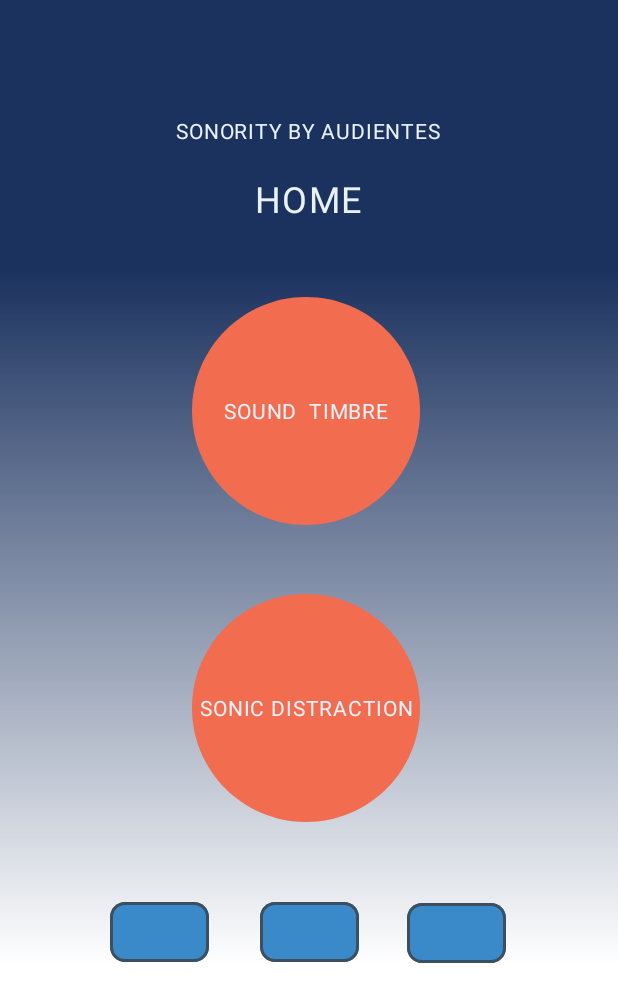
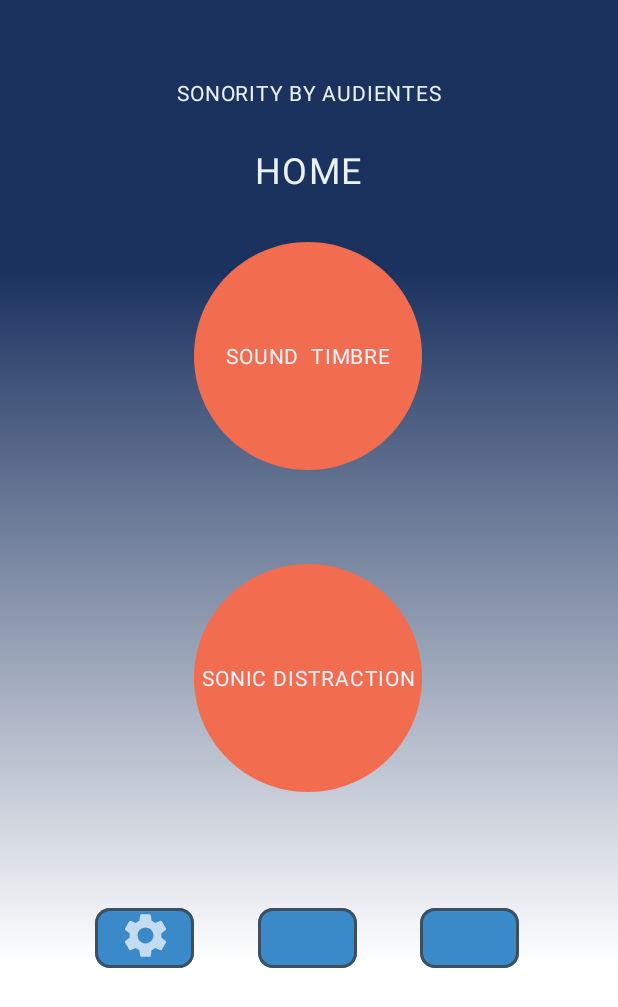
Before and after one commit to emillarsen0708/C4-Audientes, an Android app: the screen it shows after launch (MainActivity), on a phone screen of 412 x 824 dp. Shown: the top 1007 px of the screen. Run offline under Robolectric (Android 15) with nearby library versions, the phone set to English and light mode, and no system bars.

Commit message:
First commit

```diff
--- a/app/src/main/AndroidManifest.xml
+++ b/app/src/main/AndroidManifest.xml
@@ -6,7 +6,7 @@
         android:allowBackup="true"
         android:label="@string/app_name"
         android:supportsRtl="true"
-        android:theme="@style/AppTheme">>
+        android:theme="@style/AppTheme">
         <activity android:name=".MainActivity">
             <intent-filter>
                 <action android:name="android.intent.action.MAIN" />
--- a/app/src/main/res/layout/activity_main.xml
+++ b/app/src/main/res/layout/activity_main.xml
@@ -12,10 +12,9 @@
         android:layout_alignParentStart="true"
         android:layout_alignParentLeft="true"
         android:layout_alignParentTop="true"
-
-        android:layout_marginStart="111dp"
-        android:layout_marginLeft="111dp"
-        android:layout_marginTop="77dp"
+        android:layout_marginStart="112dp"
+        android:layout_marginLeft="112dp"
+        android:layout_marginTop="52dp"
         android:gravity="center_horizontal|center_vertical"
         android:text="SONORITY BY AUDIENTES"
         android:textAppearance="@style/sonority_by" />
@@ -27,7 +26,7 @@
         android:layout_alignParentLeft="true"
         android:layout_alignParentTop="true"
         android:layout_marginLeft="144dp"
-        android:layout_marginTop="115dp"
+        android:layout_marginTop="96dp"
         android:gravity="center_horizontal|center_vertical"
         android:text="HOME"
         android:textAppearance="@style/home" />
@@ -38,13 +37,14 @@
         android:layout_height="152dp"
         android:layout_alignParentLeft="true"
         android:layout_alignParentTop="true"
-        android:layout_marginLeft="128dp"
-        android:layout_marginTop="198dp"
+        android:layout_marginLeft="129dp"
+        android:layout_marginTop="161dp"
         android:background="@xml/home_ellipse"
         android:elevation="50dp"
         android:gravity="center_horizontal|center_vertical"
         android:text="SOUND  TIMBRE"
         android:textAppearance="@style/sonic_distr" />
+
 
     <Button
         android:id="@+id/home_button2"
@@ -52,14 +52,13 @@
         android:layout_height="152dp"
         android:layout_alignParentLeft="true"
         android:layout_alignParentTop="true"
-        android:layout_marginLeft="128dp"
-        android:layout_marginTop="396dp"
+        android:layout_marginLeft="129dp"
+        android:layout_marginTop="376dp"
         android:background="@xml/home_ellipse"
         android:elevation="50dp"
         android:gravity="center_horizontal|center_vertical"
         android:text="SONIC DISTRACTION"
         android:textAppearance="@style/sonic_distr" />
-
 
     <Button
         android:id="@+id/home_rectangle1"
@@ -67,19 +66,20 @@
         android:layout_height="40dp"
         android:layout_alignParentLeft="true"
         android:layout_alignParentTop="true"
-        android:layout_marginLeft="73dp"
-        android:layout_marginTop="601dp"
+        android:layout_marginLeft="63dp"
+        android:layout_marginTop="605dp"
         android:background="@xml/home_rectangle" />
 
     <View
         android:id="@+id/home_rectangle1_settings"
-        android:layout_width="30dp"
-        android:layout_height="30dp"
+        android:layout_width="35dp"
+        android:layout_height="35dp"
         android:layout_alignParentLeft="true"
         android:layout_alignParentTop="true"
-        android:layout_marginLeft="91dp"
-        android:layout_marginTop="605dp"
-        android:background="@drawable/ic_baseline_settings_24" />
+        android:layout_marginLeft="79dp"
+        android:layout_marginTop="606dp"
+        android:background="@drawable/ic_baseline_settings_24"
+        android:elevation="3dp" />
 
     <Button
         android:id="@+id/home_rectangle2"
@@ -87,8 +87,8 @@
         android:layout_height="40dp"
         android:layout_alignParentLeft="true"
         android:layout_alignParentTop="true"
-        android:layout_marginLeft="173dp"
-        android:layout_marginTop="601dp"
+        android:layout_marginLeft="172dp"
+        android:layout_marginTop="605dp"
         android:background="@xml/home_rectangle" />
 
     <Button
@@ -97,8 +97,8 @@
         android:layout_height="40dp"
         android:layout_alignParentLeft="true"
         android:layout_alignParentTop="true"
-        android:layout_marginLeft="271dp"
-        android:layout_marginTop="602dp"
+        android:layout_marginLeft="280dp"
+        android:layout_marginTop="605dp"
         android:background="@xml/home_rectangle" />
 
 
--- a/build.gradle
+++ b/build.gradle
@@ -7,7 +7,7 @@
 
     }
     dependencies {
-        classpath 'com.android.tools.build:gradle:3.5.3'
+        classpath 'com.android.tools.build:gradle:4.0.1'
 
         // NOTE: Do not place your application dependencies here; they belong
         // in the individual module build.gradle files
```
Also changed, not shown: gradle/wrapper/gradle-wrapper.properties.
